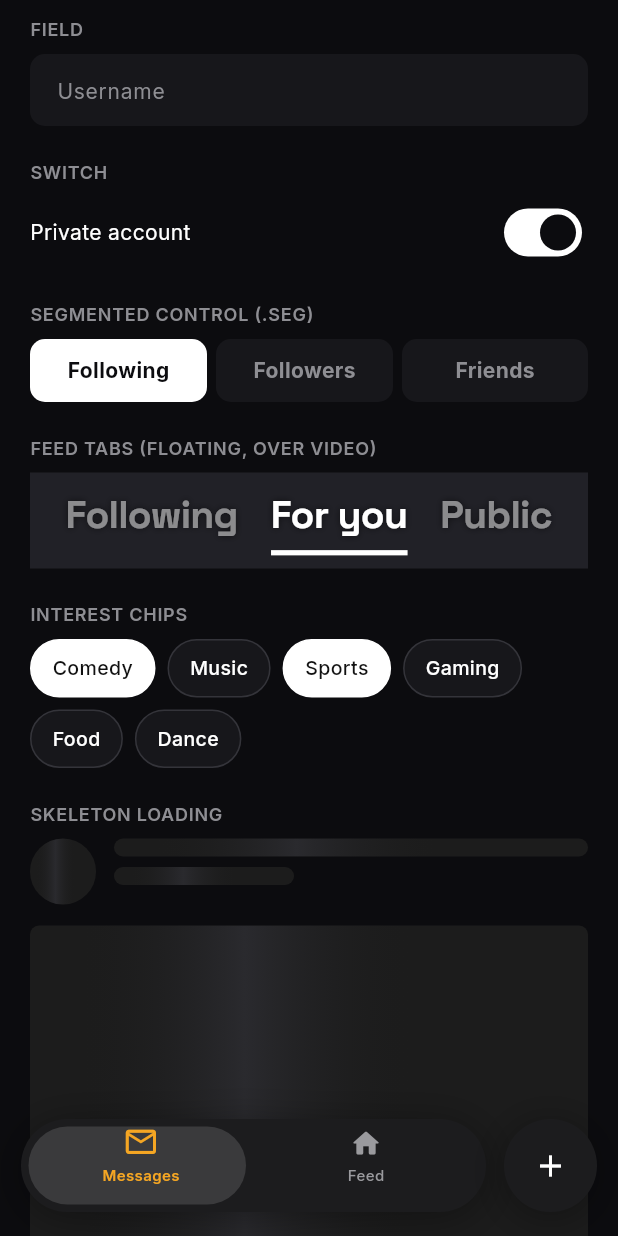
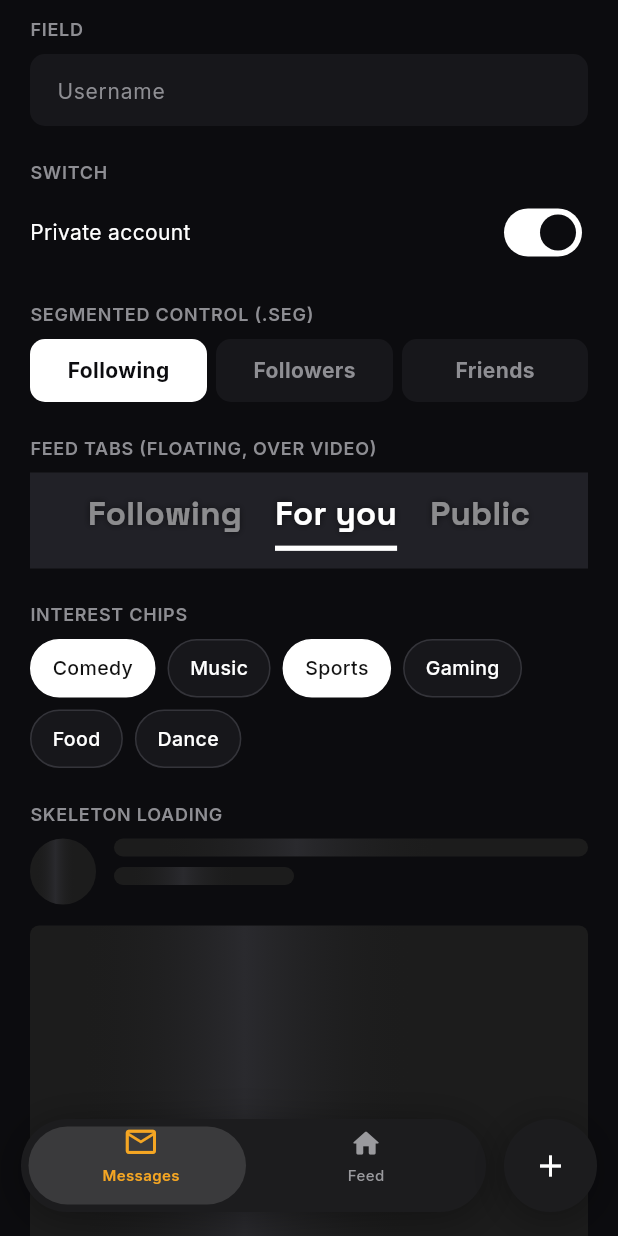
Before and after one commit to ngwinoreal-a11y/geegreel, a Flutter app: the ComponentGalleryScreen screen opened by its route, scrolled down 576 dp, on a phone screen of 412 x 824 dp. Run offline on Flutter 3.47's test engine with Material 3 defaults, Android fonts, the phone set to English and light mode, and no system bars; our stand-ins replace cached_network_image, camera, dio, firebase_core, firebase_messaging, flutter_local_notifications and 11 more; missing offline and left inert: ffmpeg_kit_flutter_new_min_gpl, gal, record, video_thumbnail_plus; accounts and stored records are empty; network calls fail.

Commit message:
Feed tabs: let the letters breathe
26px with negative tracking, then squeezed again by the FittedBox around the
row, ran the letters into each other — "Following" read as one dense block
rather than a word. Smaller base size leaves the FittedBox nothing to shrink,
and positive tracking separates the letters.

Co-Authored-By: Claude Sonnet 5 <noreply@anthropic.com>

```diff
--- a/belople_app/lib/core/widgets/seg_control.dart
+++ b/belople_app/lib/core/widgets/seg_control.dart
@@ -92,13 +92,18 @@ class FeedTabs extends StatelessWidget {
                 child: Text(
                   labels[i],
                   style: AppTypography.display(
-                    fontSize: 26,
+                    // 26px with NEGATIVE tracking, then squeezed again by the
+                    // FittedBox wrapping the row, ran the letters into each
+                    // other — "Following" read as one dense block. A smaller
+                    // base leaves the FittedBox nothing to shrink, and positive
+                    // tracking lets the letters breathe.
+                    fontSize: 22,
                     fontWeight: FontWeight.w800,
                     color: i == selectedIndex
                         ? Colors.white
                         : Colors.white.withValues(alpha: 0.5),
                   ).copyWith(
-                    letterSpacing: -0.5,
+                    letterSpacing: 0.2,
                     shadows: const [Shadow(color: Colors.black54, blurRadius: 6)],
                   ),
                 ),
```
